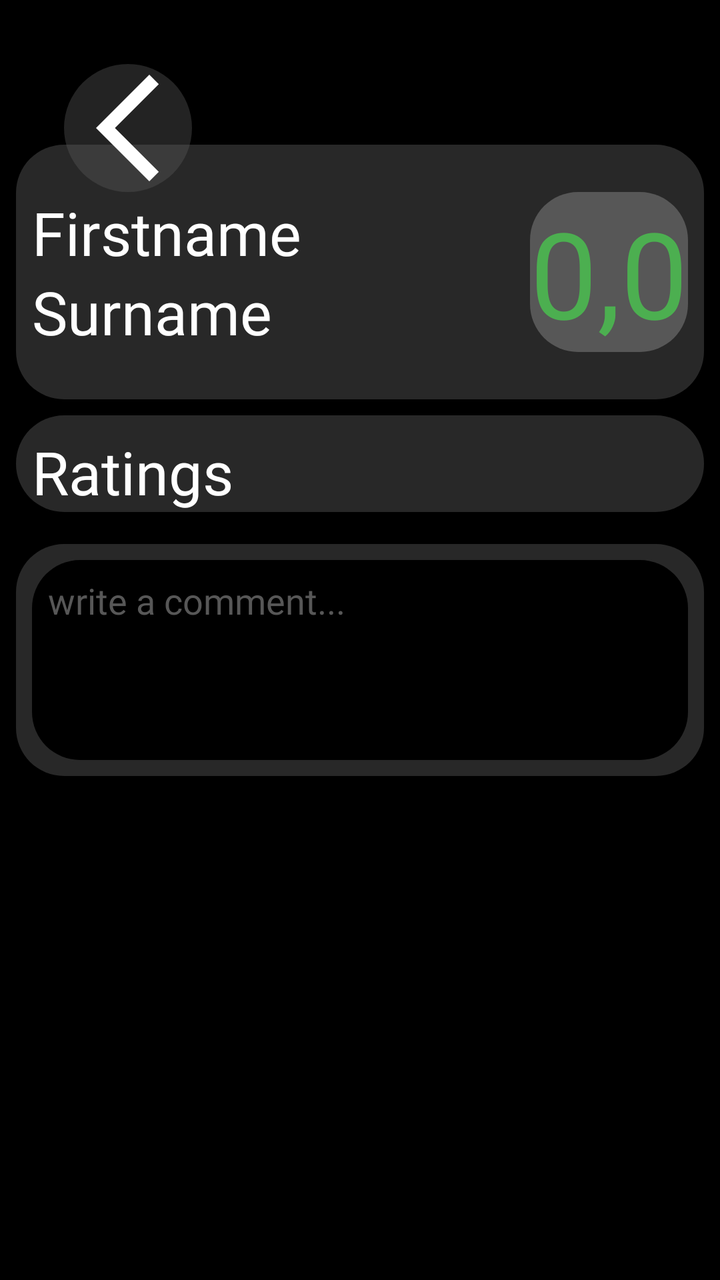
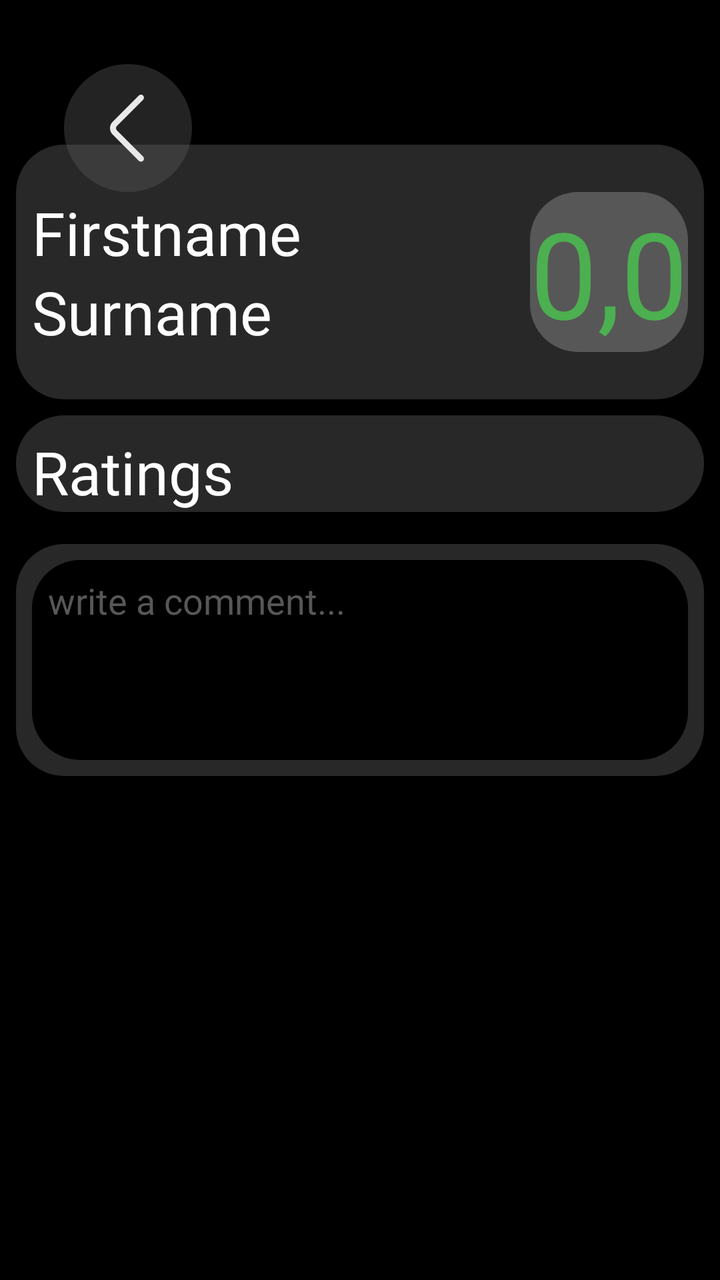

Compare the two renders of this Android layout. The source of the first and the diff that turns it into the second are given below.
<!-- AndroidManifest.xml: application theme Theme.MyApplication_Java -->
<!-- res/layout/fragment_lecture_ratings.xml -->
<?xml version="1.0" encoding="utf-8"?>
<androidx.constraintlayout.widget.ConstraintLayout xmlns:android="http://schemas.android.com/apk/res/android"
    android:layout_width="match_parent"
    android:layout_height="match_parent"
    xmlns:app="http://schemas.android.com/apk/res-auto"
    android:background="#000000">

    <TextView
        android:id="@+id/header_background"
        android:layout_width="0dp"
        android:layout_height="0dp"
        android:layout_marginStart="8dp"
        android:layout_marginTop="-24dp"
        android:layout_marginEnd="8dp"
        android:layout_marginBottom="-24dp"
        android:background="@drawable/rounded_box"
        android:paddingTop="8dp"
        android:paddingBottom="8dp"
        app:layout_constraintBottom_toBottomOf="@+id/average_lecture_rating"
        app:layout_constraintEnd_toEndOf="parent"
        app:layout_constraintStart_toStartOf="parent"
        app:layout_constraintTop_toTopOf="@+id/average_lecture_rating" />

    <TextView
        android:id="@+id/average_lecture_rating"
        android:layout_width="wrap_content"
        android:layout_height="wrap_content"
        android:layout_marginTop="96dp"
        android:layout_marginEnd="8dp"
        android:background="@drawable/rounded_box_light"
        android:fontFamily="@font/inter_bold"
        android:text="0,0"
        android:textColor="#4CAF50"
        android:textSize="60sp"
        app:layout_constraintEnd_toEndOf="@+id/header_background"
        app:layout_constraintTop_toTopOf="parent" />

    <TextView
        android:id="@+id/name"
        android:layout_width="wrap_content"
        android:layout_height="wrap_content"
        android:layout_marginStart="8dp"
        android:fontFamily="@font/inter_bold"
        android:text="Firstname"
        android:textColor="#FFFFFF"
        android:textSize="30sp"
        app:layout_constraintStart_toStartOf="@+id/header_background"
        app:layout_constraintTop_toTopOf="@+id/average_lecture_rating" />

    <TextView
        android:id="@+id/surname"
        android:layout_width="wrap_content"
        android:layout_height="wrap_content"
        android:layout_marginStart="8dp"
        android:fontFamily="@font/inter_bold"
        android:text="Surname"
        android:textColor="#FFFFFF"
        android:textSize="30sp"
        app:layout_constraintBottom_toBottomOf="@+id/average_lecture_rating"
        app:layout_constraintStart_toStartOf="@+id/header_background" />

    <ImageView
        android:id="@+id/back_Button"
        android:layout_width="64dp"
        android:layout_height="64dp"
        android:layout_marginStart="32dp"
        android:layout_marginTop="32dp"
        android:background="@drawable/search_button"
        app:layout_constraintStart_toStartOf="parent"
        app:layout_constraintTop_toTopOf="parent"
        app:srcCompat="@drawable/back_icon" />

    <ScrollView
        android:layout_width="0dp"
        android:layout_height="0dp"
        android:layout_marginStart="8dp"
        android:layout_marginTop="8dp"
        android:layout_marginEnd="8dp"

        app:layout_constraintBottom_toBottomOf="parent"
        app:layout_constraintEnd_toEndOf="parent"
        app:layout_constraintStart_toStartOf="parent"
        app:layout_constraintTop_toBottomOf="@+id/header_background">


        <androidx.constraintlayout.widget.ConstraintLayout
            android:id="@+id/scrollView"
            android:layout_width="match_parent"
            android:layout_height="wrap_content">

            <androidx.constraintlayout.widget.ConstraintLayout
                android:id="@+id/ratingLayout"
                android:layout_width="match_parent"
                android:layout_height="wrap_content"
                android:background="@drawable/rounded_box"
                app:layout_constraintTop_toTopOf="parent">

                <TextView
                    android:id="@+id/ratings_text"
                    android:layout_width="wrap_content"
                    android:layout_height="wrap_content"
                    android:layout_marginStart="8dp"
                    android:layout_marginTop="8dp"
                    android:fontFamily="@font/inter_bold"
                    android:text="Ratings"
                    android:textColor="#FFFFFF"
                    android:textSize="30sp"
                    app:layout_constraintStart_toStartOf="parent"
                    app:layout_constraintTop_toTopOf="parent" />


                <androidx.recyclerview.widget.RecyclerView
                    android:id="@+id/ratingView"
                    android:layout_width="match_parent"
                    android:layout_height="wrap_content"
                    android:nestedScrollingEnabled="false"
                    app:layout_constraintTop_toBottomOf="@id/ratings_text" />


            </androidx.constraintlayout.widget.ConstraintLayout>


            <androidx.constraintlayout.widget.ConstraintLayout
                android:id="@+id/comment_input"
                android:layout_width="0dp"
                android:layout_height="wrap_content"
                android:layout_marginTop="16dp"
                android:background="@drawable/rounded_box"
                android:padding="8dp"
                app:layout_constraintEnd_toEndOf="parent"
                app:layout_constraintStart_toStartOf="parent"
                app:layout_constraintTop_toBottomOf="@id/ratingLayout">

                <EditText
                    android:layout_width="0dp"
                    android:layout_height="100dp"
                    android:background="@drawable/rounded_box_dark"
                    android:fontFamily="@font/inter_bold"
                    android:gravity="top|start"
                    android:hint="write a comment..."
                    android:paddingStart="8dp"
                    android:paddingTop="8dp"
                    android:paddingEnd="8dp"
                    android:textColorHint="#575757"
                    app:layout_constraintEnd_toEndOf="parent"
                    app:layout_constraintStart_toStartOf="parent"
                    app:layout_constraintTop_toTopOf="parent">


                </EditText>


            </androidx.constraintlayout.widget.ConstraintLayout>


        </androidx.constraintlayout.widget.ConstraintLayout>


    </ScrollView>


</androidx.constraintlayout.widget.ConstraintLayout>
<!-- resources referenced by this layout -->
<resources>
  <!-- drawable back_icon (drawable) -->
  <vector xmlns:android="http://schemas.android.com/apk/res/android" android:autoMirrored="true" android:height="30dp" android:tint="#FFFFFF" android:viewportHeight="960" android:viewportWidth="960" android:width="30dp">
        
      <path android:fillColor="@android:color/white" android:pathData="M640,880L240,480L640,80L711,151L382,480L711,809L640,880Z"/>
      
  </vector>
  <!-- drawable rounded_box (drawable) -->
  <shape xmlns:android="http://schemas.android.com/apk/res/android">
  
      <solid android:color="#282828"/>
  
      <corners android:radius="24dp"/>
  
  </shape>
  <!-- drawable rounded_box_dark (drawable) -->
  <shape xmlns:android="http://schemas.android.com/apk/res/android">
  
      <solid android:color="#000000"/>
  
      <corners android:radius="24dp"/>
  
  </shape>
  <!-- drawable rounded_box_light (drawable) -->
  <?xml version="1.0" encoding="utf-8"?>
  <shape xmlns:android="http://schemas.android.com/apk/res/android">
  
      <solid android:color="#575757"/>
  
      <corners android:radius="24dp"/>
  
  </shape>
  <!-- drawable search_button (drawable) -->
  <?xml version="1.0" encoding="utf-8"?>
  <shape xmlns:android="http://schemas.android.com/apk/res/android">
      <solid android:color="#66575757"/>
  
      <corners android:radius="1000dp"/>
  </shape>
  <style name="Theme.MyApplication_Java" parent="Theme.MaterialComponents.DayNight.NoActionBar">
          
          <item name="colorPrimary">@color/purple_500</item>
          <item name="colorPrimaryVariant">@color/purple_700</item>
          <item name="colorOnPrimary">@color/white</item>
          
          <item name="colorSecondary">@color/teal_200</item>
          <item name="colorSecondaryVariant">@color/teal_700</item>
          <item name="colorOnSecondary">@color/black</item>
          
          <item name="android:statusBarColor">?attr/colorPrimaryVariant</item>
          
      </style>
  <color name="purple_500">#FF6200EE</color>
  <color name="purple_700">#FF3700B3</color>
  <color name="white">#FFFFFFFF</color>
  <color name="teal_200">#FF03DAC5</color>
  <color name="teal_700">#FF018786</color>
  <color name="black">#FF000000</color>
</resources>

<!-- the commit's change to res/layout/fragment_lecture_ratings.xml (unified diff, before → after) -->
@@ -68,7 +68,8 @@
         android:background="@drawable/search_button"
         app:layout_constraintStart_toStartOf="parent"
         app:layout_constraintTop_toTopOf="parent"
-        app:srcCompat="@drawable/back_icon" />
+        app:srcCompat="@drawable/go_back_icon"
+        android:scaleType="center"/>
 
     <ScrollView
         android:layout_width="0dp"
<!-- resource entries referenced after the edit -->
@@ -1,10 +1,17 @@
 <!-- resources referenced by this layout -->
 <resources>
-  <!-- drawable back_icon (drawable) -->
-  <vector xmlns:android="http://schemas.android.com/apk/res/android" android:autoMirrored="true" android:height="30dp" android:tint="#FFFFFF" android:viewportHeight="960" android:viewportWidth="960" android:width="30dp">
-        
-      <path android:fillColor="@android:color/white" android:pathData="M640,880L240,480L640,80L711,151L382,480L711,809L640,880Z"/>
-      
+  <!-- drawable go_back_icon (drawable) -->
+  <vector xmlns:android="http://schemas.android.com/apk/res/android"
+      android:width="18dp"
+      android:height="33.6dp"
+      android:viewportWidth="15"
+      android:viewportHeight="28">
+    <path
+        android:pathData="M12.896,1.25L1.982,12.164C1.006,13.14 1.006,14.723 1.982,15.7L12.896,26.614"
+        android:strokeWidth="2.5"
+        android:fillColor="#00000000"
+        android:strokeColor="#E9E9E9"
+        android:strokeLineCap="round" />
   </vector>
   <!-- drawable rounded_box (drawable) -->
   <shape xmlns:android="http://schemas.android.com/apk/res/android">
